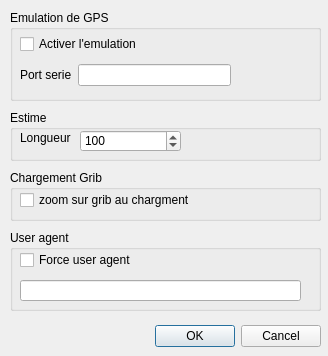
Before: the Qt Designer form src/paramVLM.ui in nohal/qtVlm, drawn with Qt 5.
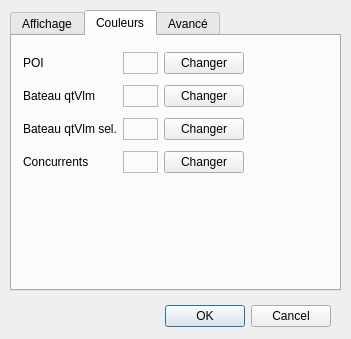
After: the same form once the commit is applied. The open tabs and pages were chosen to show the change. Icons and pictures are not drawn.

Commit message: Bug fix: * update opponent position at each boats synch * zoom on grib at load param is now working again * remove selection rectangle after a POI delete Adds: * VLM param dialog now uses 3 tabs (drawing / colors / advanced) * color parameter for POI, boats and opponents * opponent label can be changed to login, name or id

```diff
--- a/src/paramVLM.ui
+++ b/src/paramVLM.ui
@@ -6,8 +6,8 @@
    <rect>
     <x>0</x>
     <y>0</y>
-    <width>328</width>
-    <height>356</height>
+    <width>351</width>
+    <height>339</height>
    </rect>
   </property>
   <property name="windowTitle">
@@ -20,8 +20,8 @@
   <widget class="QDialogButtonBox" name="buttonBox">
    <property name="geometry">
     <rect>
-     <x>10</x>
-     <y>320</y>
+     <x>20</x>
+     <y>300</y>
      <width>311</width>
      <height>32</height>
     </rect>
@@ -33,57 +33,27 @@
     <set>QDialogButtonBox::Cancel|QDialogButtonBox::Ok</set>
    </property>
   </widget>
-  <widget class="QGroupBox" name="groupBox">
+  <widget class="QTabWidget" name="tabWidget">
    <property name="geometry">
     <rect>
      <x>10</x>
      <y>10</y>
-     <width>311</width>
-     <height>91</height>
+     <width>331</width>
+     <height>281</height>
     </rect>
    </property>
-   <property name="title">
-    <string>Emulation de GPS</string>
+   <property name="currentIndex">
+    <number>0</number>
    </property>
-   <widget class="QWidget" name="layoutWidget">
-    <property name="geometry">
-     <rect>
-      <x>10</x>
-      <y>20</y>
-      <width>211</width>
-      <height>61</height>
-     </rect>
-    </property>
-    <layout class="QVBoxLayout" name="verticalLayout">
-     <item>
-      <widget class="QCheckBox" name="chk_activateEmulation">
-       <property name="text">
-        <string>Activer l'emulation</string>
-       </property>
-      </widget>
-     </item>
-     <item>
-      <layout class="QHBoxLayout" name="horizontalLayout">
-       <item>
-        <widget class="QLabel" name="label">
-         <property name="text">
-          <string>Port serie</string>
-         </property>
-        </widget>
-       </item>
-       <item>
-        <widget class="QLineEdit" name="serialName"/>
-       </item>
-      </layout>
-     </item>
-    </layout>
-   </widget>
-  </widget>
+   <widget class="QWidget" name="tab">
+    <attribute name="title">
+     <string>Affichage</string>
+    </attribute>
   <widget class="QGroupBox" name="groupBox_2">
    <property name="geometry">
     <rect>
      <x>10</x>
-     <y>110</y>
+       <y>10</y>
      <width>311</width>
      <height>51</height>
     </rect>
@@ -95,7 +65,7 @@
     <property name="geometry">
      <rect>
       <x>10</x>
-      <y>20</y>
+        <y>23</y>
       <width>61</width>
       <height>16</height>
      </rect>
@@ -131,7 +101,7 @@
    <property name="geometry">
     <rect>
      <x>10</x>
-     <y>170</y>
+       <y>70</y>
      <width>311</width>
      <height>51</height>
     </rect>
@@ -149,15 +119,215 @@
      </rect>
     </property>
     <property name="text">
-     <string>zoom sur grib au chargment</string>
-    </property>
+       <string>zoom sur grib au chargement</string>
+      </property>
+     </widget>
+    </widget>
+    <widget class="QGroupBox" name="groupBox_5">
+     <property name="geometry">
+      <rect>
+       <x>10</x>
+       <y>130</y>
+       <width>311</width>
+       <height>51</height>
+      </rect>
+     </property>
+     <property name="title">
+      <string>Concurrents</string>
+     </property>
+     <widget class="QLabel" name="label_7">
+      <property name="geometry">
+       <rect>
+        <x>10</x>
+        <y>20</y>
+        <width>61</width>
+        <height>16</height>
+       </rect>
+      </property>
+      <property name="text">
+       <string>Label</string>
+      </property>
+     </widget>
+     <widget class="QComboBox" name="opp_labelType">
+      <property name="geometry">
+       <rect>
+        <x>50</x>
+        <y>18</y>
+        <width>79</width>
+        <height>22</height>
+       </rect>
+      </property>
+     </widget>
+    </widget>
+   </widget>
+   <widget class="QWidget" name="tab_2">
+    <attribute name="title">
+     <string>Couleurs</string>
+    </attribute>
+    <widget class="QWidget" name="">
+     <property name="geometry">
+      <rect>
+       <x>11</x>
+       <y>11</y>
+       <width>221</width>
+       <height>135</height>
+      </rect>
+     </property>
+     <layout class="QGridLayout" name="gridLayout">
+      <item row="0" column="0">
+       <widget class="QLabel" name="label_2">
+        <property name="text">
+         <string>POI</string>
+        </property>
+       </widget>
+      </item>
+      <item row="0" column="1">
+       <widget class="QFrame" name="POI_frame">
+        <property name="frameShape">
+         <enum>QFrame::StyledPanel</enum>
+        </property>
+        <property name="frameShadow">
+         <enum>QFrame::Raised</enum>
+        </property>
+       </widget>
+      </item>
+      <item row="0" column="2">
+       <widget class="QPushButton" name="pushButton">
+        <property name="text">
+         <string>Changer</string>
+        </property>
+       </widget>
+      </item>
+      <item row="1" column="0">
+       <widget class="QLabel" name="label_4">
+        <property name="text">
+         <string>Bateau qtVlm</string>
+        </property>
+       </widget>
+      </item>
+      <item row="1" column="1">
+       <widget class="QFrame" name="qtBoat_frame">
+        <property name="frameShape">
+         <enum>QFrame::StyledPanel</enum>
+        </property>
+        <property name="frameShadow">
+         <enum>QFrame::Raised</enum>
+        </property>
+       </widget>
+      </item>
+      <item row="1" column="2">
+       <widget class="QPushButton" name="pushButton_2">
+        <property name="text">
+         <string>Changer</string>
+        </property>
+       </widget>
+      </item>
+      <item row="2" column="0">
+       <widget class="QLabel" name="label_6">
+        <property name="text">
+         <string>Bateau qtVlm sel.</string>
+        </property>
+       </widget>
+      </item>
+      <item row="2" column="1">
+       <widget class="QFrame" name="qtBoat_sel_frame">
+        <property name="frameShape">
+         <enum>QFrame::StyledPanel</enum>
+        </property>
+        <property name="frameShadow">
+         <enum>QFrame::Raised</enum>
+        </property>
+       </widget>
+      </item>
+      <item row="2" column="2">
+       <widget class="QPushButton" name="pushButton_4">
+        <property name="text">
+         <string>Changer</string>
+        </property>
+       </widget>
+      </item>
+      <item row="3" column="0">
+       <widget class="QLabel" name="label_5">
+        <property name="text">
+         <string>Concurrents</string>
+        </property>
+       </widget>
+      </item>
+      <item row="3" column="1">
+       <widget class="QFrame" name="opp_frame">
+        <property name="frameShape">
+         <enum>QFrame::StyledPanel</enum>
+        </property>
+        <property name="frameShadow">
+         <enum>QFrame::Raised</enum>
+        </property>
+       </widget>
+      </item>
+      <item row="3" column="2">
+       <widget class="QPushButton" name="pushButton_3">
+        <property name="text">
+         <string>Changer</string>
+        </property>
+       </widget>
+      </item>
+     </layout>
+    </widget>
+   </widget>
+   <widget class="QWidget" name="tab_3">
+    <attribute name="title">
+     <string>Avancé</string>
+    </attribute>
+    <widget class="QGroupBox" name="groupBox">
+     <property name="geometry">
+      <rect>
+       <x>10</x>
+       <y>10</y>
+       <width>311</width>
+       <height>91</height>
+      </rect>
+     </property>
+     <property name="title">
+      <string>Emulation de GPS</string>
+     </property>
+     <widget class="QWidget" name="layoutWidget">
+      <property name="geometry">
+       <rect>
+        <x>10</x>
+        <y>20</y>
+        <width>211</width>
+        <height>61</height>
+       </rect>
+      </property>
+      <layout class="QVBoxLayout" name="verticalLayout">
+       <item>
+        <widget class="QCheckBox" name="chk_activateEmulation">
+         <property name="text">
+          <string>Activer l'emulation</string>
+         </property>
+        </widget>
+       </item>
+       <item>
+        <layout class="QHBoxLayout" name="horizontalLayout">
+         <item>
+          <widget class="QLabel" name="label">
+           <property name="text">
+            <string>Port serie</string>
+           </property>
+          </widget>
+         </item>
+         <item>
+          <widget class="QLineEdit" name="serialName"/>
+         </item>
+        </layout>
+       </item>
+      </layout>
    </widget>
   </widget>
   <widget class="QGroupBox" name="groupBox_4">
    <property name="geometry">
     <rect>
      <x>10</x>
-     <y>230</y>
+       <y>100</y>
      <width>311</width>
      <height>81</height>
     </rect>
@@ -190,6 +360,8 @@
    </widget>
   </widget>
  </widget>
+  </widget>
+ </widget>
  <resources/>
  <connections>
   <connection>
```
Left out of the diff: 80 changed lines with no effect on the pictures. Lines whose indentation alone changed are shown as unchanged. The commit also changes 12 other files.
